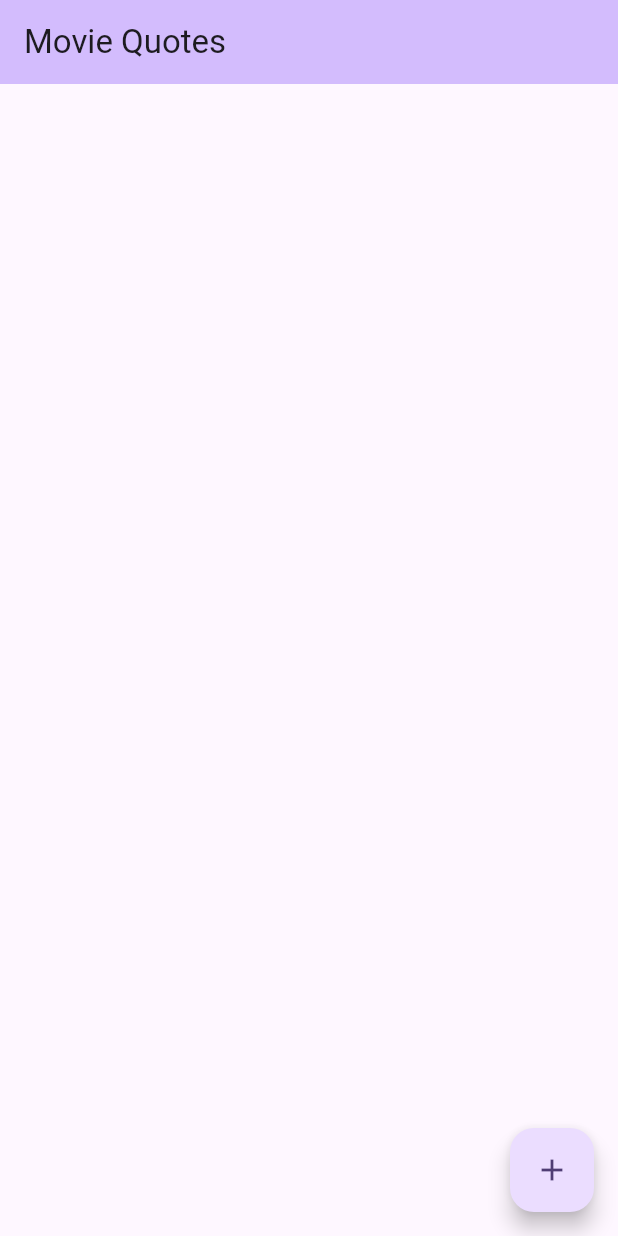
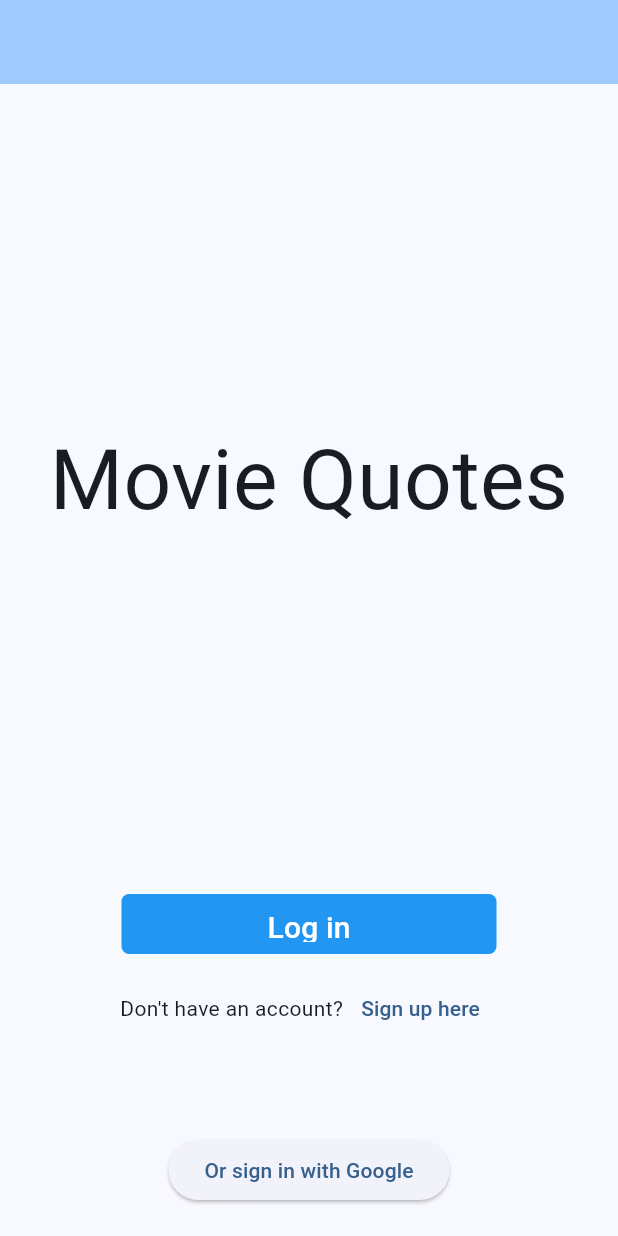
Before and after one commit to CSSE480-Fisher-Fall-2023-2024/MovieQuote, a Flutter app: the screen it shows after launch, on a phone screen of 412 x 824 dp. Run offline on Flutter 3.47's test engine with Material 2 defaults, Android fonts, the phone set to English and light mode, and no system bars; our stand-ins replace cloud_firestore, firebase_core, firebase_ui_firestore; accounts and stored records are empty.

Commit message:
finished front page for login

```diff
--- /dev/null
+++ b/movie_quotes/lib/components/login_button.dart
@@ -0,0 +1,35 @@
+import 'package:flutter/material.dart';
+
+class LoginButton extends StatelessWidget {
+  final String text;
+  final void Function() clickCallback;
+
+  const LoginButton({
+    super.key,
+    required this.text,
+    required this.clickCallback,
+  });
+
+  @override
+  Widget build(BuildContext context) {
+    return Container(
+      height: 40.0,
+      width: 250.0,
+      margin: const EdgeInsets.all(12.0),
+      decoration: BoxDecoration(
+        color: Colors.blue,
+        borderRadius: BorderRadius.circular(5.0),
+      ),
+      child: TextButton(
+        onPressed: clickCallback,
+        child: Text(
+          text,
+          style: const TextStyle(
+            color: Colors.white,
+            fontSize: 20.0,
+          ),
+        ),
+      ),
+    );
+  }
+}
--- a/movie_quotes/lib/main.dart
+++ b/movie_quotes/lib/main.dart
@@ -1,5 +1,6 @@
 import 'package:flutter/material.dart';
 import 'package:movie_quotes/model/movie_quote.dart';
+import 'package:movie_quotes/pages/login_front_page.dart';
 import 'package:movie_quotes/pages/movie_quote_detail_page.dart';
 import 'package:movie_quotes/pages/movie_quotes_list_page.dart';
 import 'package:firebase_core/firebase_core.dart';
@@ -21,16 +22,17 @@ class MyApp extends StatelessWidget {
     return MaterialApp(
       title: "Movie Quotes",
       theme: ThemeData(
-        colorScheme: ColorScheme.fromSeed(seedColor: Colors.deepPurple),
+        colorScheme: ColorScheme.fromSeed(seedColor: Colors.blue),
         useMaterial3: true,
       ),
       debugShowCheckedModeBanner: false,
-      home: const MovieQuotesListPage(),
+      // home: const MovieQuotesListPage(),
       // home: MovieQuoteDetailPage(MovieQuote(
       //   quote:
       //       "Hello. My name is Inigo Montoya. You killed my father. Prepare to die.",
       //   movie: "The Princess Bride",
       // )),
+      home: const LoginFrontPage(),
     );
   }
 }
--- /dev/null
+++ b/movie_quotes/lib/pages/login_front_page.dart
@@ -0,0 +1,65 @@
+import 'package:flutter/material.dart';
+import 'package:movie_quotes/components/login_button.dart';
+
+class LoginFrontPage extends StatefulWidget {
+  const LoginFrontPage({super.key});
+
+  @override
+  State<LoginFrontPage> createState() => _LoginFrontPageState();
+}
+
+class _LoginFrontPageState extends State<LoginFrontPage> {
+  @override
+  Widget build(BuildContext context) {
+    return Scaffold(
+      appBar: AppBar(
+        backgroundColor: Theme.of(context).colorScheme.inversePrimary,
+      ),
+      body: Column(
+        children: [
+          const Expanded(
+            child: Center(
+              child: Text(
+                "Movie Quotes",
+                style: TextStyle(
+                  fontSize: 56.0,
+                  // TODO: Set the font family to Rowdies
+                ),
+              ),
+            ),
+          ),
+          LoginButton(
+            text: "Log in",
+            clickCallback: () {
+              print("TODO: Go to the next page");
+            },
+          ),
+          Row(
+            mainAxisAlignment: MainAxisAlignment.center,
+            children: [
+              const Text("Don't have an account?"),
+              TextButton(
+                onPressed: () {
+                  print("TODO: Go on to the page to Create an Account");
+                },
+                child: const Text("Sign up here"),
+              )
+            ],
+          ),
+          const SizedBox(
+            height: 60.0,
+          ),
+          ElevatedButton(
+            onPressed: () {
+              print("TODO: Use Firebase UI Auth!");
+            },
+            child: Text("Or sign in with Google"),
+          ),
+          const SizedBox(
+            height: 20.0,
+          ),
+        ],
+      ),
+    );
+  }
+}
```
